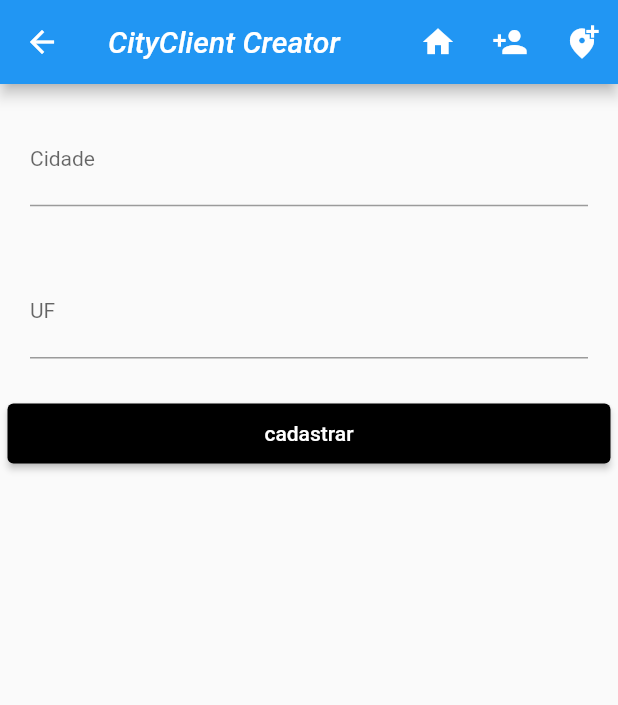
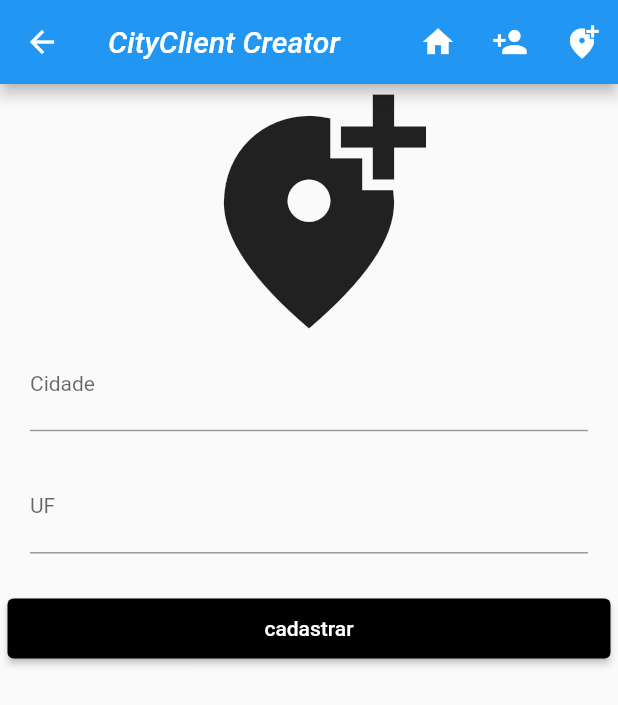
Before and after one commit to carlosdesa/final-flutter-project, a Flutter app: the CityRegistration screen opened by its route, on a phone screen of 412 x 824 dp. Shown: the top 705 px of the screen. Run offline on Flutter 3.47's test engine with Material 2 defaults, Android fonts, the phone set to English and light mode, and no system bars; missing offline and left inert: nice_intro; Roboto replaces fonts that are missing (Georgia).

Commit message:
otimizações

```diff
--- a/lib/page/city_registration.dart
+++ b/lib/page/city_registration.dart
@@ -60,18 +60,18 @@ class _CityRegistrationState extends State<CityRegistration> {
     }
 
     return Scaffold(
-      appBar: Components().createAppBar(
-          "CityClient Creator", home, insertClient, insertCity),
+      appBar: Components()
+          .createAppBar("CityClient Creator", home, insertClient, insertCity),
       body: Form(
           key: formController,
           child: Column(
             children: [
+              Icon(Icons.add_location_alt, size: 170),
               if (args is! CityModel) ...[
                 Components().createTextInput(
                     TextInputType.text, "Cidade", txtCity, "Informe a cidade"),
                 Components().createTextInput(
-                    TextInputType.text
-                    , "UF", txtUf, "Informe a uf"),
+                    TextInputType.text, "UF", txtUf, "Informe a uf"),
                 Components().createButton(formController, register, "cadastrar")
               ] else ...[
                 Components().createTextInput(
--- a/lib/page/client_registration.dart
+++ b/lib/page/client_registration.dart
@@ -47,7 +47,7 @@ class _ClientRegistrationState extends State<ClientRegistration> {
       Navigator.of(context).pushReplacementNamed('/lista-de-clientes');
     }
 
-   home() {
+    home() {
       Navigator.of(context).pushReplacementNamed('/home');
     }
 
@@ -68,12 +68,13 @@ class _ClientRegistrationState extends State<ClientRegistration> {
     }
 
     return Scaffold(
-      appBar: Components().createAppBar(
-          "CityClient Creator", home, insertClient, insertCity),
+      appBar: Components()
+          .createAppBar("CityClient Creator", home, insertClient, insertCity),
       body: Form(
           key: formController,
           child: Column(
             children: [
+              Icon(Icons.person_add, size: 170),
               if (args is! ClientModel) ...[
                 Components().createTextInput(
                     TextInputType.text, "Nome", txtName, "Informe o nome"),
@@ -90,7 +91,7 @@ class _ClientRegistrationState extends State<ClientRegistration> {
                 Center(child: GenderRadioOptions(controller: txtGender)),
                 Center(child: ComboBoxCity(controller: txtCity)),
                 Components().createButton(formController, edit, "Atualizar")
-              ]
+              ],
             ],
           )),
     );
--- a/lib/util/components.dart
+++ b/lib/util/components.dart
@@ -38,7 +38,7 @@ class Components {
 
   createTextInput(keyboardType, label, controller, validationMessage) {
     return Padding(
-      padding: const EdgeInsets.all(20.0),
+      padding: const EdgeInsets.only(left: 20, right: 20, top: 0, bottom: 20),
       child: TextFormField(
         keyboardType: keyboardType,
         inputFormatters: TextInputType.number == keyboardType
```
